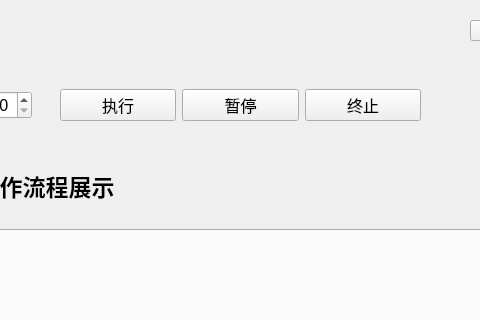
The window that uianimation/yhsb/windowsmomo.ui (buffer8848/pywinauto_samples) describes before a commit, drawn with Qt 5; both pictures show x 490 to 970 and y 0 to 320 of the 1070 by 879 pixel window.
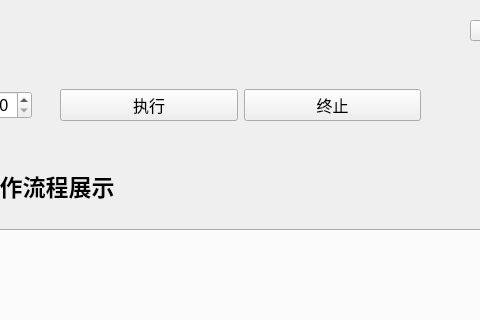
The same window after the commit.

The edit to the form file:
```diff
--- a/uianimation/yhsb/windowsmomo.ui
+++ b/uianimation/yhsb/windowsmomo.ui
@@ -89,13 +89,6 @@
        </property>
       </widget>
      </item>
-     <item>
-      <widget class="QPushButton" name="PauseButton">
-       <property name="text">
-        <string>暂停</string>
-       </property>
-      </widget>
-     </item>
      <item>
       <widget class="QPushButton" name="quitButton">
        <property name="text">
```
